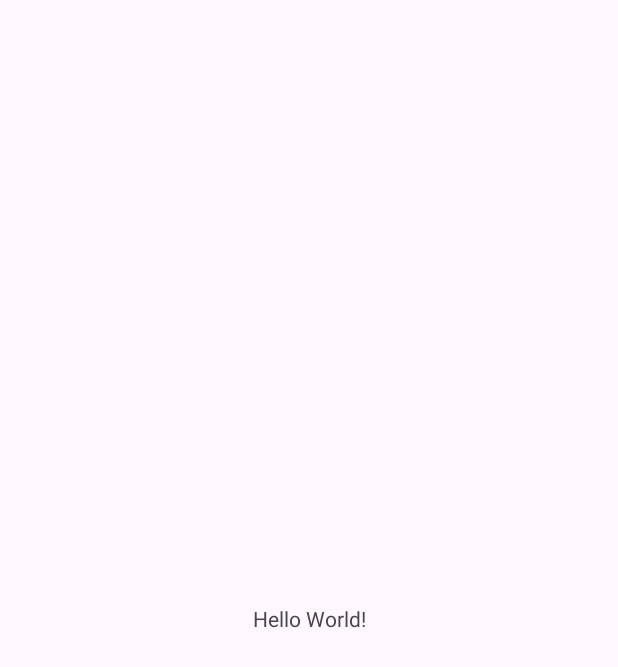
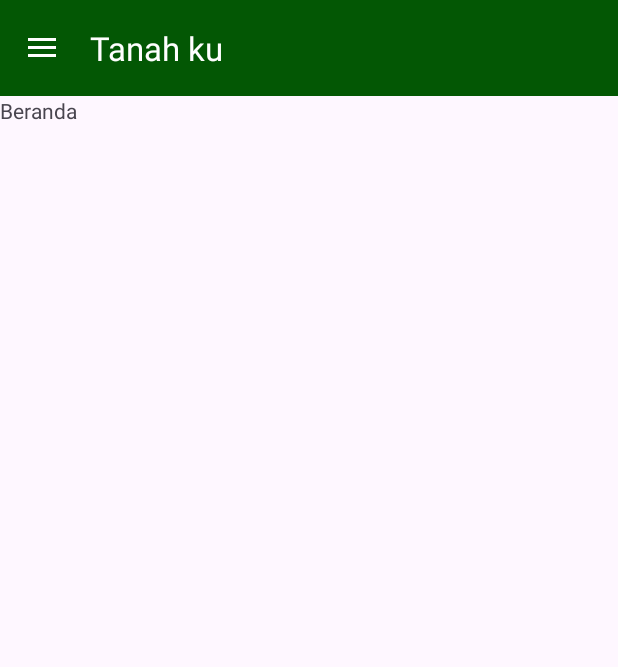
Before and after one commit to maling-it/tanahku-android-fe, an Android app: the screen it shows after launch (MainActivity), on a phone screen of 412 x 824 dp. Before the commit the part shown is almost empty. Shown: the top 667 px of the screen. Run offline under Robolectric (Android 15) with nearby library versions, the light colour scheme and no system bars.

Commit message:
Drawer app bar

```diff
--- a/app/build.gradle.kts
+++ b/app/build.gradle.kts
@@ -5,7 +5,7 @@ plugins {
 
 android {
     namespace = "com.tanahku"
-    compileSdk = 33
+    compileSdk = 34
 
     defaultConfig {
         applicationId = "com.tanahku"
@@ -33,6 +33,9 @@ android {
     kotlinOptions {
         jvmTarget = "1.8"
     }
+    buildFeatures {
+        viewBinding = true
+    }
 }
 
 dependencies {
--- a/app/src/main/java/com/tanahku/MainActivity.kt
+++ b/app/src/main/java/com/tanahku/MainActivity.kt
@@ -2,10 +2,62 @@ package com.tanahku
 
 import androidx.appcompat.app.AppCompatActivity
 import android.os.Bundle
+import android.view.Gravity
+import android.view.MenuItem
+import androidx.appcompat.app.ActionBarDrawerToggle
+import androidx.core.view.GravityCompat
+import androidx.fragment.app.Fragment
+import com.google.android.material.navigation.NavigationView
+import com.tanahku.beranda.BerandaFragment
+import com.tanahku.databinding.ActivityMainBinding
 
-class MainActivity : AppCompatActivity() {
+class MainActivity : AppCompatActivity(), NavigationView.OnNavigationItemSelectedListener  {
+
+    private lateinit var binding: ActivityMainBinding
+
     override fun onCreate(savedInstanceState: Bundle?) {
         super.onCreate(savedInstanceState)
-        setContentView(R.layout.activity_main)
+        binding = ActivityMainBinding.inflate(layoutInflater)
+        setContentView(binding.root)
+        setSupportActionBar(binding.appBarMain.toolbar)
+
+        val toggle = ActionBarDrawerToggle(
+            this,
+            binding.drawerLayout,
+            binding.appBarMain.toolbar,
+            R.string.navigation_drawer_open,
+            R.string.navigation_drawer_close
+        )
+        binding.drawerLayout.addDrawerListener(toggle)
+        toggle.syncState()
+        binding.navView.setNavigationItemSelectedListener(this)
+
+        if(savedInstanceState == null){
+            supportFragmentManager.beginTransaction()
+                .replace(R.id.nav_host_fragment, BerandaFragment())
+                .commit()
+            supportActionBar?.title = getString(R.string.tanah_ku)
+        }
+
+    }
+
+    override fun onNavigationItemSelected(item: MenuItem): Boolean {
+        var fragment: Fragment? = null
+        var title = getString(R.string.app_name)
+        when (item.itemId){
+            R.id.nav_home -> {
+                fragment = BerandaFragment()
+                title = getString(R.string.app_name)
+            }
+        }
+        if(fragment != null){
+            supportFragmentManager.beginTransaction()
+                .replace(R.id.nav_host_fragment, fragment)
+                .commit()
+        }
+
+        supportActionBar?.title = title
+        binding.drawerLayout.closeDrawer(GravityCompat.START)
+        return true
     }
 }
--- /dev/null
+++ b/app/src/main/java/com/tanahku/beranda/BerandaFragment.kt
@@ -0,0 +1,60 @@
+package com.tanahku.beranda
+
+import android.os.Bundle
+import androidx.fragment.app.Fragment
+import android.view.LayoutInflater
+import android.view.View
+import android.view.ViewGroup
+import com.tanahku.R
+
+// TODO: Rename parameter arguments, choose names that match
+// the fragment initialization parameters, e.g. ARG_ITEM_NUMBER
+private const val ARG_PARAM1 = "param1"
+private const val ARG_PARAM2 = "param2"
+
+/**
+ * A simple [Fragment] subclass.
+ * Use the [BerandaFragment.newInstance] factory method to
+ * create an instance of this fragment.
+ */
+class BerandaFragment : Fragment() {
+    // TODO: Rename and change types of parameters
+    private var param1: String? = null
+    private var param2: String? = null
+
+    override fun onCreate(savedInstanceState: Bundle?) {
+        super.onCreate(savedInstanceState)
+        arguments?.let {
+            param1 = it.getString(ARG_PARAM1)
+            param2 = it.getString(ARG_PARAM2)
+        }
+    }
+
+    override fun onCreateView(
+        inflater: LayoutInflater, container: ViewGroup?,
+        savedInstanceState: Bundle?
+    ): View? {
+        // Inflate the layout for this fragment
+        return inflater.inflate(R.layout.fragment_beranda, container, false)
+    }
+
+    companion object {
+        /**
+         * Use this factory method to create a new instance of
+         * this fragment using the provided parameters.
+         *
+         * @param param1 Parameter 1.
+         * @param param2 Parameter 2.
+         * @return A new instance of fragment BerandaFragment.
+         */
+        // TODO: Rename and change types and number of parameters
+        @JvmStatic
+        fun newInstance(param1: String, param2: String) =
+            BerandaFragment().apply {
+                arguments = Bundle().apply {
+                    putString(ARG_PARAM1, param1)
+                    putString(ARG_PARAM2, param2)
+                }
+            }
+    }
+}
--- a/app/src/main/res/layout/activity_main.xml
+++ b/app/src/main/res/layout/activity_main.xml
@@ -1,18 +1,25 @@
 <?xml version="1.0" encoding="utf-8"?>
-<androidx.constraintlayout.widget.ConstraintLayout xmlns:android="http://schemas.android.com/apk/res/android"
+<androidx.drawerlayout.widget.DrawerLayout xmlns:android="http://schemas.android.com/apk/res/android"
     xmlns:app="http://schemas.android.com/apk/res-auto"
     xmlns:tools="http://schemas.android.com/tools"
     android:layout_width="match_parent"
     android:layout_height="match_parent"
-    tools:context=".MainActivity">
+    android:id="@+id/drawer_layout"
+    android:fitsSystemWindows="true"
+    tools:openDrawer="start">
 
-    <TextView
+    <include
+        android:id="@+id/app_bar_main"
+        layout="@layout/app_bar_main"
+        android:layout_width="match_parent"
+        android:layout_height="match_parent"/>
+    <com.google.android.material.navigation.NavigationView
         android:layout_width="wrap_content"
-        android:layout_height="wrap_content"
-        android:text="Hello World!"
-        app:layout_constraintBottom_toBottomOf="parent"
-        app:layout_constraintEnd_toEndOf="parent"
-        app:layout_constraintStart_toStartOf="parent"
-        app:layout_constraintTop_toTopOf="parent" />
+        android:layout_height="match_parent"
+        android:id="@+id/nav_view"
+        android:layout_gravity="start"
+        android:fitsSystemWindows="true"
+        app:headerLayout="@layout/nav_header_main"
+        app:menu="@menu/activity_main_drawer"/>
 
-</androidx.constraintlayout.widget.ConstraintLayout>
+</androidx.drawerlayout.widget.DrawerLayout>
--- /dev/null
+++ b/app/src/main/res/layout/app_bar_main.xml
@@ -0,0 +1,21 @@
+<?xml version="1.0" encoding="utf-8"?>
+<androidx.coordinatorlayout.widget.CoordinatorLayout xmlns:android="http://schemas.android.com/apk/res/android"
+    android:layout_width="match_parent"
+    android:layout_height="match_parent"
+    xmlns:app="http://schemas.android.com/apk/res-auto"
+    xmlns:tools="http://schemas.android.com/tools"
+    tools:context=".MainActivity">
+    <com.google.android.material.appbar.AppBarLayout
+        android:layout_width="match_parent"
+        android:layout_height="wrap_content"
+        android:theme="@style/ThemeOverlay.AppCompat.Dark.ActionBar">
+        <androidx.appcompat.widget.Toolbar
+            android:id="@+id/toolbar"
+            android:layout_width="match_parent"
+            android:layout_height="?attr/actionBarSize"
+            android:background="#035704"
+            app:popupTheme="@style/ThemeOverlay.AppCompat.Light"/>
+    </com.google.android.material.appbar.AppBarLayout>
+    <include layout="@layout/content_main"/>
+
+</androidx.coordinatorlayout.widget.CoordinatorLayout>
--- /dev/null
+++ b/app/src/main/res/layout/content_main.xml
@@ -0,0 +1,17 @@
+<?xml version="1.0" encoding="utf-8"?>
+<androidx.constraintlayout.widget.ConstraintLayout xmlns:android="http://schemas.android.com/apk/res/android"
+    android:layout_width="match_parent"
+    android:layout_height="match_parent"
+    xmlns:app="http://schemas.android.com/apk/res-auto"
+    xmlns:tools="http://schemas.android.com/tools"
+    app:layout_behavior="@string/appbar_scrolling_view_behavior"
+    tools:showIn="@layout/app_bar_main">
+    <FrameLayout
+        android:id="@+id/nav_host_fragment"
+        app:layout_constraintLeft_toLeftOf="parent"
+        app:layout_constraintRight_toRightOf="parent"
+        app:layout_constraintTop_toTopOf="parent"
+        android:layout_width="match_parent"
+        android:layout_height="match_parent"/>
+
+</androidx.constraintlayout.widget.ConstraintLayout>
--- /dev/null
+++ b/app/src/main/res/layout/fragment_beranda.xml
@@ -0,0 +1,14 @@
+<?xml version="1.0" encoding="utf-8"?>
+<FrameLayout xmlns:android="http://schemas.android.com/apk/res/android"
+    xmlns:tools="http://schemas.android.com/tools"
+    android:layout_width="match_parent"
+    android:layout_height="match_parent"
+    tools:context=".beranda.BerandaFragment">
+
+    <!-- TODO: Update blank fragment layout -->
+    <TextView
+        android:layout_width="match_parent"
+        android:layout_height="match_parent"
+        android:text="@string/beranda" />
+
+</FrameLayout>
--- /dev/null
+++ b/app/src/main/res/layout/nav_header_main.xml
@@ -0,0 +1,15 @@
+<?xml version="1.0" encoding="utf-8"?>
+<LinearLayout xmlns:android="http://schemas.android.com/apk/res/android"
+    xmlns:tools="http://schemas.android.com/tools"
+    android:layout_width="match_parent"
+    android:layout_height="140dp"
+    android:gravity="bottom"
+    android:background="#035704"
+    android:orientation="vertical"
+    android:paddingLeft="16dp"
+    android:paddingTop="16dp"
+    android:paddingRight="16dp"
+    android:paddingBottom="16dp"
+    tools:ignore="Overdraw">
+
+</LinearLayout>
--- /dev/null
+++ b/app/src/main/res/menu/activity_main_drawer.xml
@@ -0,0 +1,14 @@
+<?xml version="1.0" encoding="utf-8"?>
+<menu xmlns:android="http://schemas.android.com/apk/res/android"
+    xmlns:tools="http://schemas.android.com/tools"
+    tools:showIn="navigation_view">
+
+    <group android:checkableBehavior="single">
+        <item
+            android:id="@+id/nav_home"
+            android:title="@string/beranda"/>
+        <item android:id="@+id/nav_map"
+            android:title="@string/map"/>
+    </group>
+
+</menu>
--- a/app/src/main/res/values-night/themes.xml
+++ b/app/src/main/res/values-night/themes.xml
@@ -3,5 +3,6 @@
     <style name="Base.Theme.TanahKu" parent="Theme.Material3.DayNight.NoActionBar">
         <!-- Customize your dark theme here. -->
         <!-- <item name="colorPrimary">@color/my_dark_primary</item> -->
+        <item name="android:statusBarColor">#035704</item>
     </style>
 </resources>
--- a/app/src/main/res/values/strings.xml
+++ b/app/src/main/res/values/strings.xml
@@ -1,3 +1,12 @@
 <resources>
     <string name="app_name">Tanah Ku</string>
+    <string name="beranda">Beranda</string>
+    <!-- TODO: Remove or change this placeholder text -->
+    <string name="hello_blank_fragment">Hello blank fragment</string>
+
+    <string name="navigation_drawer_open">Open navigation drawer</string>
+    <string name="navigation_drawer_close">Close navigation drawer</string>
+
+    <string name="tanah_ku">Tanah ku</string>
+    <string name="map">Map</string>
 </resources>
--- a/app/src/main/res/values/themes.xml
+++ b/app/src/main/res/values/themes.xml
@@ -3,6 +3,7 @@
     <style name="Base.Theme.TanahKu" parent="Theme.Material3.DayNight.NoActionBar">
         <!-- Customize your light theme here. -->
         <!-- <item name="colorPrimary">@color/my_light_primary</item> -->
+        <item name="android:statusBarColor">#035704</item>
     </style>
 
     <style name="Theme.TanahKu" parent="Base.Theme.TanahKu" />
```
